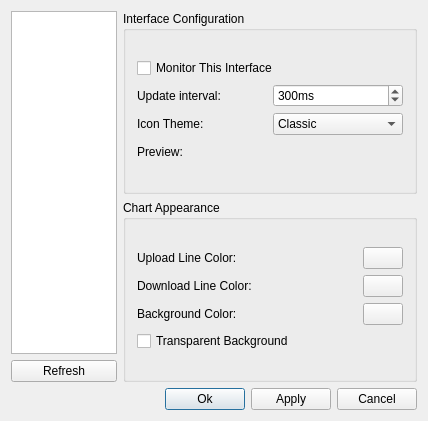
telans/KNetStats, file src/configurebase.ui: the form before one commit.
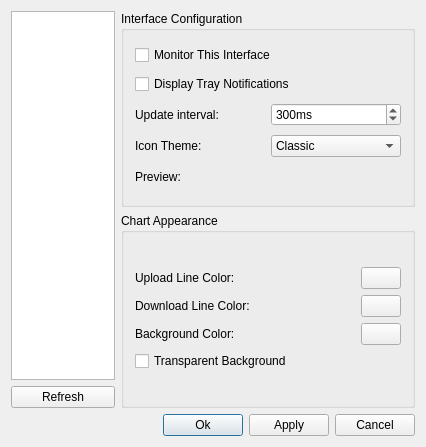
The form after the commit. Custom widgets are drawn as their Qt base class.

Commit message: knetstatsview: add an option to display tray notifications

```diff
--- a/src/configurebase.ui
+++ b/src/configurebase.ui
@@ -6,8 +6,8 @@
    <rect>
     <x>0</x>
     <y>0</y>
-    <width>428</width>
-    <height>421</height>
+    <width>426</width>
+    <height>447</height>
    </rect>
   </property>
   <property name="sizePolicy">
@@ -57,15 +57,26 @@
      </property>
      <layout class="QGridLayout" name="gridLayout_2">
       <item row="0" column="0">
-       <layout class="QVBoxLayout" name="verticalLayout_4">
-        <item>
          <widget class="QCheckBox" name="mMonitoringInterface">
           <property name="text">
            <string>Monitor This Interface</string>
           </property>
          </widget>
         </item>
-        <item>
+      <item row="1" column="0">
+       <widget class="QCheckBox" name="mDisplayNotifications">
+        <property name="mouseTracking">
+         <bool>false</bool>
+        </property>
+        <property name="text">
+         <string>Display Tray Notifications</string>
+        </property>
+        <property name="checkable">
+         <bool>true</bool>
+        </property>
+       </widget>
+      </item>
+      <item row="2" column="0">
          <layout class="QHBoxLayout" name="horizontalLayout_6">
           <item>
            <layout class="QVBoxLayout" name="verticalLayout_8">
@@ -106,7 +117,7 @@
           </item>
          </layout>
         </item>
-        <item>
+      <item row="3" column="0">
          <layout class="QHBoxLayout" name="horizontalLayout_5">
           <item>
            <widget class="QLabel" name="mThemeLabel">
@@ -149,7 +160,7 @@
           </item>
          </layout>
         </item>
-        <item>
+      <item row="4" column="0">
          <layout class="QHBoxLayout" name="_2">
           <item>
            <spacer name="horizontalSpacer">
@@ -347,8 +358,6 @@
              <bool>false</bool>
             </property>
            </widget>
-          </item>
-         </layout>
         </item>
        </layout>
       </item>
```
Lines whose indentation alone changed are shown as unchanged. The commit also changes 5 other files.
